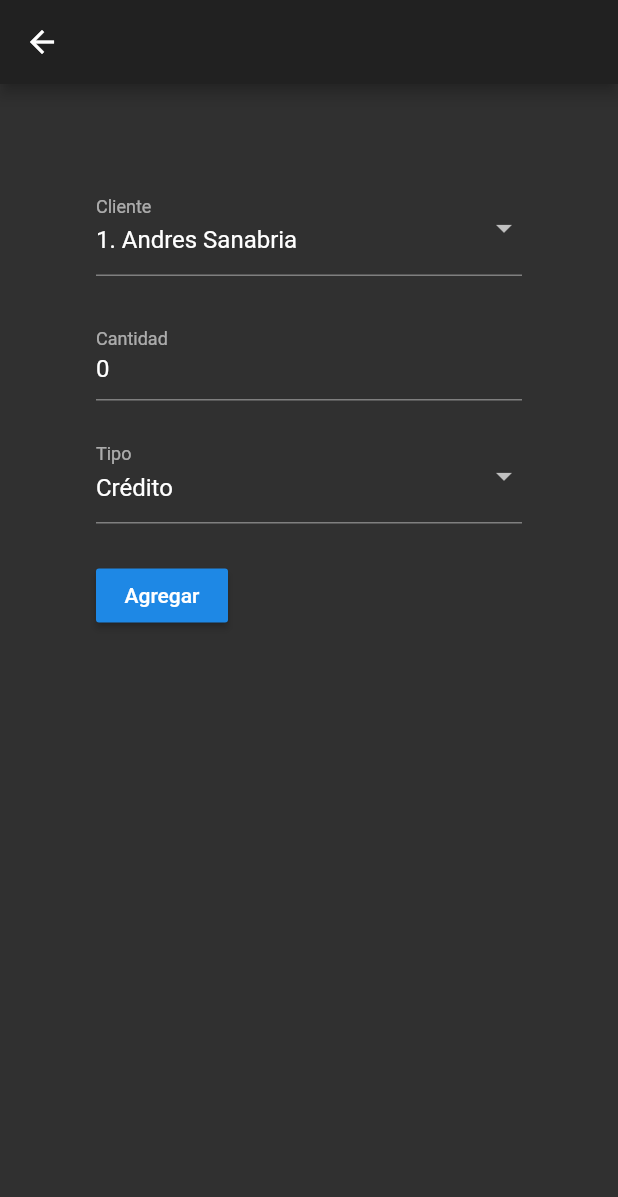
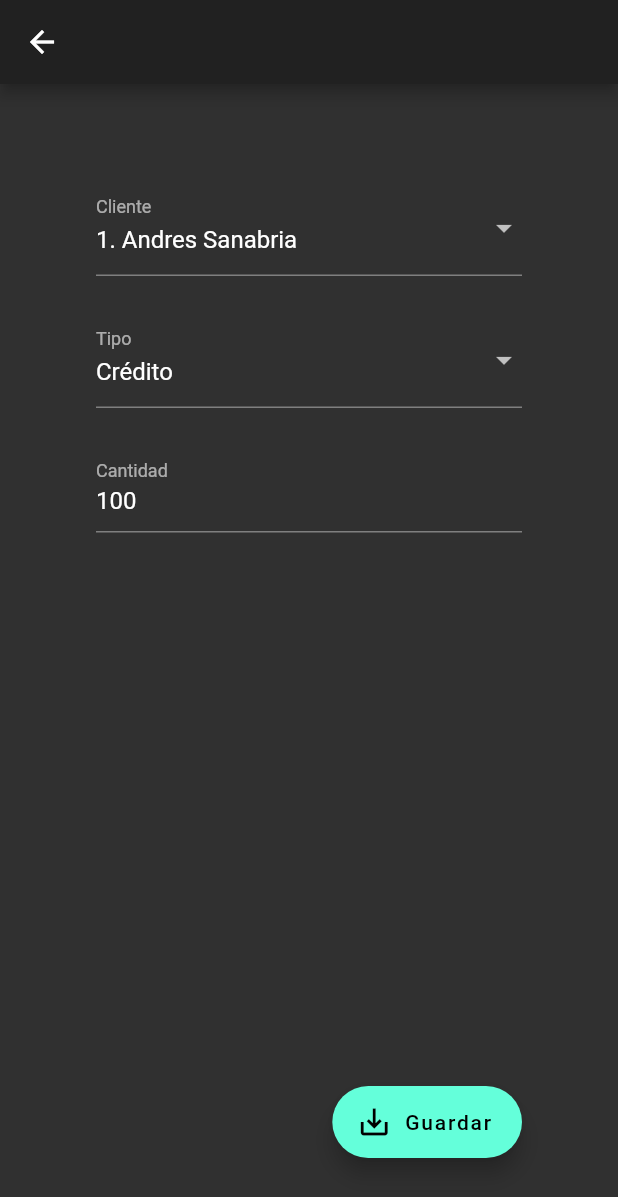
Before and after one commit to AndrsDev/Proyecto-Uno-Sistemas-Distribuidos, a Flutter app: the TransactionsScreen screen opened directly, on a phone screen of 412 x 824 dp. Shown: the top 1197 px of the screen. Run offline on Flutter 3.47's test engine with Material 2 defaults, Android fonts, the phone set to English and light mode, and no system bars; network calls fail.

Commit message:
finished project

```diff
--- a/lib/models/balance.dart
+++ b/lib/models/balance.dart
@@ -2,7 +2,8 @@ class Balance {
   final int id;
   final String name;
   final String lastName;
+  final DateTime updated;
   final double balance;
 
-  Balance({this.id, this.name, this.lastName, this.balance});
+  Balance({this.id, this.name, this.lastName, this.updated,this.balance});
 }
--- a/lib/models/clients.dart
+++ b/lib/models/clients.dart
@@ -1,5 +1,5 @@
 class Client {
-  final int id;
+  final String id;
   final String name;
   final String lastName;
 
@@ -9,27 +9,27 @@ class Client {
 
 const clients = [
   Client(
-    id: 1,
+    id: '1',
     name: 'Andres',
     lastName: 'Sanabria'
   ),
   Client(
-    id: 2,
+    id: '2',
     name: 'Gabriela',
     lastName: 'Toledo'
   ),
   Client(
-    id: 3,
+    id: '3',
     name: 'Esteban',
     lastName: 'Castillo'
   ),
   Client(
-    id: 4,
+    id: '4',
     name: 'Luis',
     lastName: 'Tello'
   ),
   Client(
-    id: 5,
+    id: '5',
     name: 'Natalia',
     lastName: 'Morales'
   ),
--- a/lib/screens/transaction.dart
+++ b/lib/screens/transaction.dart
@@ -12,17 +12,34 @@ class _TransactionsScreenState extends State<TransactionsScreen> {
   final formKey = GlobalKey<FormState>();
   bool _autovalidate = false;
 
+  Client _client;
+  String _type;
+  String _total;
+
+
   Future<void> updateFiles() async {
-    print('should create file');
+    String url = 'http://localhost:8080/shared/update.php';
+    dynamic body = {
+      'id': _client.id,
+      'name': _client.name,
+      'last_name': _client.lastName,
+      'type': _type,
+      'date': DateTime.now().toIso8601String(),
+      'total': _total,
+    };
+    try{
+      await http.post(url, body: body);
+      Navigator.of(context).pop(true);
+    } catch (e) {
+      print(e);
+    }
 
-    String url = 'http://localhost:8080/shared/update.php';
-    await http.post(url, body: {'txt': 'este es el texto'});
   }
 
   void saveEntry() async {
     if(formKey.currentState.validate()){
       formKey.currentState.save();
-      await updateFiles();
+      updateFiles();
     } else {
       setState(() {
         this._autovalidate = true;
@@ -34,6 +51,14 @@ class _TransactionsScreenState extends State<TransactionsScreen> {
   Widget build(BuildContext context) {
     return Scaffold(
       appBar: AppBar(),
+      floatingActionButton: Padding(
+        padding: const EdgeInsets.only(right: 48.0, bottom: 36),
+        child: FloatingActionButton.extended(
+          onPressed: saveEntry,
+          icon: Icon(Icons.save_alt),
+          label: Text('Guardar'),
+        ),
+      ),
       body: ListView(
         padding: const EdgeInsets.all(64.0),
         children: <Widget>[
@@ -43,18 +68,18 @@ class _TransactionsScreenState extends State<TransactionsScreen> {
             child: Column(
               crossAxisAlignment: CrossAxisAlignment.stretch,
               children: <Widget>[
-
                 Padding(
                   padding: const EdgeInsets.only(bottom: 24.0),
                   child: DropdownButtonFormField(
-                    value: 1,
+                    onSaved: (value) => _client = value,
+                    value: clients[0],
                     autovalidate: _autovalidate,
                     validator: (value) => value != null ? null : 'Campo requerido.',
                     items: clients
-                      .map<DropdownMenuItem<int>>((Client value) {
-                        return DropdownMenuItem<int>(
-                          value: value.id,
-                          child: Text('${value.id}. ${value.name} ${value.lastName}'),
+                      .map<DropdownMenuItem<Client>>((Client client) {
+                        return DropdownMenuItem<Client>(
+                          value: client,
+                          child: Text('${client.id}. ${client.name} ${client.lastName}'),
                         );
                       })
                       .toList(),
@@ -65,11 +90,37 @@ class _TransactionsScreenState extends State<TransactionsScreen> {
                   ),
                 ),
 
+                Padding(
+                  padding: const EdgeInsets.only(bottom: 24.0),
+                  child: DropdownButtonFormField(
+                    onSaved: (value) => _type = value,
+                    autovalidate: _autovalidate,
+                    value: 'credito',
+                    items: <dynamic>[
+                        {"value": 'credito', "text": 'Crédito'},
+                        {"value": 'debito', "text": 'Débito'}
+                      ]
+                      .map<DropdownMenuItem<dynamic>>((dynamic item) {
+                        return DropdownMenuItem<dynamic>(
+                          value: item['value'],
+                          child: Text(item['text']),
+                        );
+                      })
+                      .toList(),
+                    onChanged: (value){},
+                    decoration: InputDecoration(
+                        labelText: 'Tipo',
+                      // hintText: 'Ingresar...'
+                    ),
+                  ),
+                ),
+
 
                 Padding(
                   padding: const EdgeInsets.only(bottom: 18.0),
                   child: TextFormField(
-                    initialValue: '0',
+                    onSaved: (value) => _total = value,
+                    initialValue: '100',
                     inputFormatters: [WhitelistingTextInputFormatter(RegExp("[0-9]"))],
                     autovalidate: _autovalidate,
                     cursorColor: Colors.blue,
@@ -83,36 +134,6 @@ class _TransactionsScreenState extends State<TransactionsScreen> {
                     ),
                   ),
                 ),
-
-                Padding(
-                  padding: const EdgeInsets.only(bottom: 24.0),
-                  child: DropdownButtonFormField(
-                    autovalidate: _autovalidate,
-                    value: 'Crédito',
-                    items: <String>['Crédito', 'Débito']
-                      .map<DropdownMenuItem<String>>((String value) {
-                        return DropdownMenuItem<String>(
-                          value: value,
-                          child: Text(value),
-                        );
-                      })
-                      .toList(),
-                    onChanged: (value){},
-                    decoration: InputDecoration(
-                        labelText: 'Tipo',
-                      // hintText: 'Ingresar...'
-                    ),
-                  ),
-                ),
-
-                Row(
-                  children: <Widget>[
-                    RaisedButton(
-                      child: Text('Agregar'),
-                      onPressed: saveEntry,
-                    ),
-                  ],
-                )
               ]
             ),
           ),
--- a/pubspec.yaml
+++ b/pubspec.yaml
@@ -21,6 +21,7 @@ dependencies:
     sdk: flutter
 
   http: ^0.12.0+4
+  intl: ^0.16.1
 
   file_chooser:
     git:
```
Also changed, not shown: lib/models/transaction.dart (added, +11 -0 lines), lib/screens/history.dart (added, +103 -0 lines), lib/screens/home.dart (+89 -11 lines), pubspec.lock.
